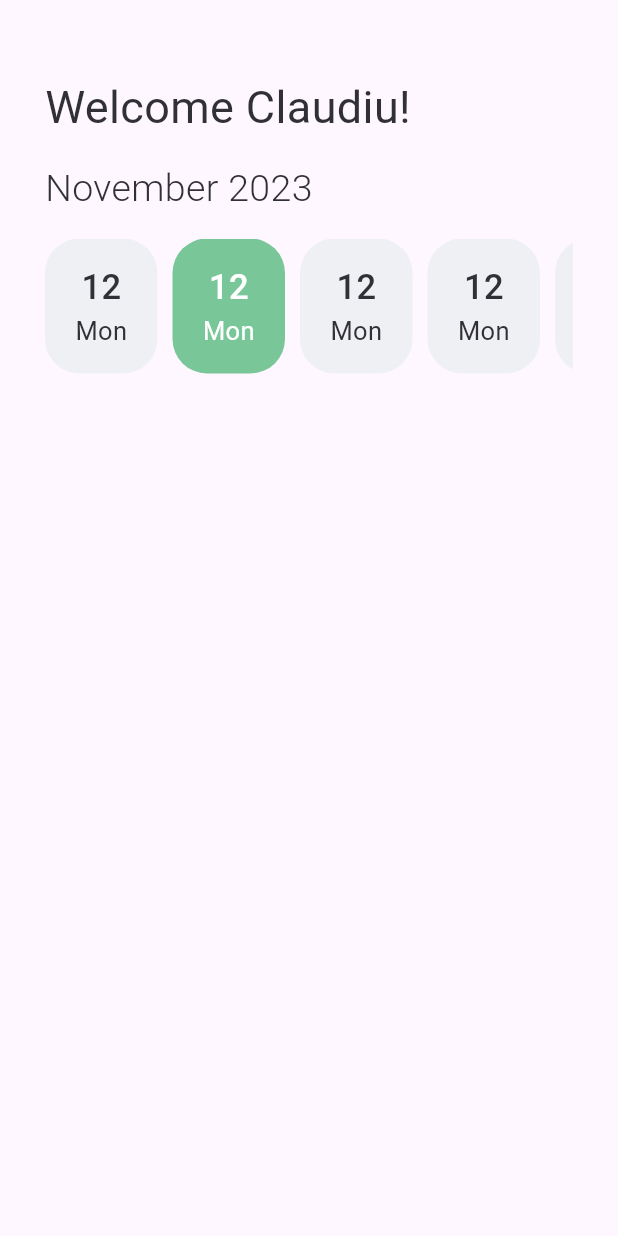
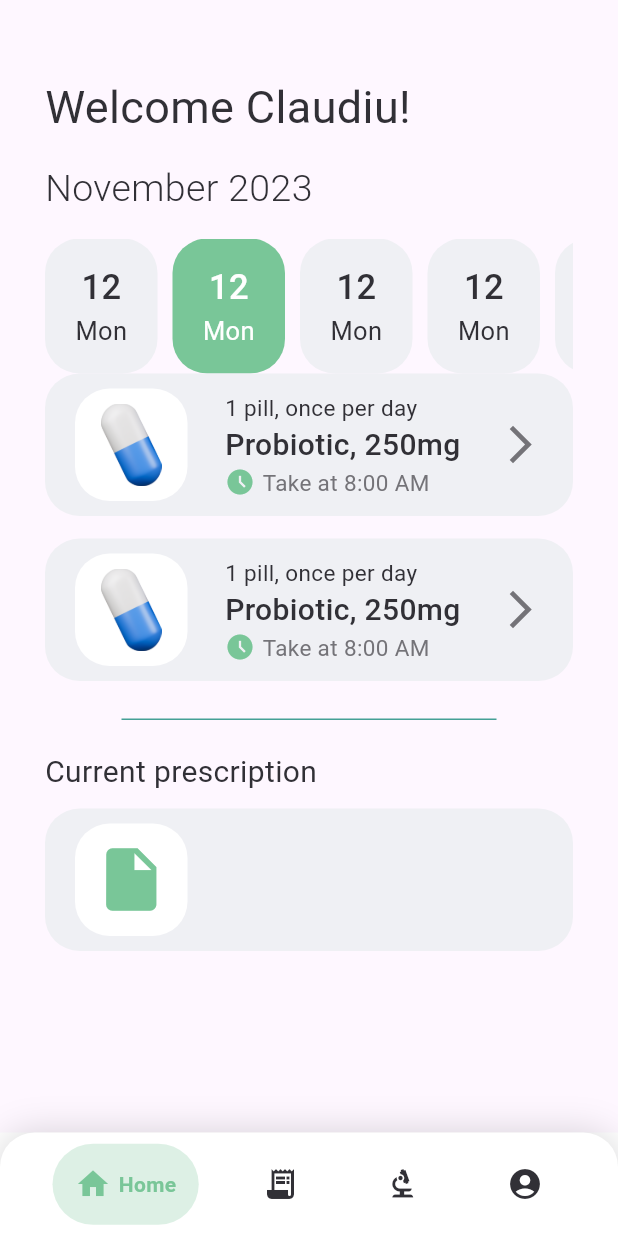
Before and after one commit to Team-Redevo/HealthHub, a Flutter app: the screen it shows after launch, on a phone screen of 412 x 824 dp. Run offline on Flutter 3.47's test engine with Material 3 defaults, Android fonts, the phone set to English and light mode, and no system bars; drawn by our look-alikes of google_nav_bar; Roboto replaces fonts that are missing (Poppins).

Commit message:
Create navbar and basic Homepage design

```diff
--- a/health_hub_user_app/lib/homepage.dart
+++ b/health_hub_user_app/lib/homepage.dart
@@ -1,6 +1,7 @@
 import 'package:flutter/material.dart';
 import 'main.dart';
 import 'utils/custom_pill_day_card.dart';
+import 'utils/custom_pill_info_card.dart';
 
 class HomePage extends StatefulWidget {
   const HomePage({
@@ -58,6 +59,8 @@ class _HomePageState extends State<HomePage> {
                 SizedBox(
                   height: 15,
                 ),
+                // TO DO: Get current and following days of the week
+                // List of days
                 SizedBox(
                   height: 90,
                   child: ListView.builder(
@@ -74,8 +77,72 @@ class _HomePageState extends State<HomePage> {
                     },
                   ),
                 ),
+                // TO DO: Get info about pill from database
+                // List of pills that need to be taken that day
                 SizedBox(
-                  height: 15,
+                  child: ListView.builder(
+                    scrollDirection: Axis.vertical,
+                    shrinkWrap: true,
+                    itemCount: 2,
+                    itemBuilder: (context, index) {
+                      if (index == 0) {
+                        return PillInfoCard();
+                      } else {
+                        return Padding(
+                          padding: const EdgeInsets.only(top: 15),
+                          child: PillInfoCard(),
+                        );
+                      }
+                    },
+                  ),
+                ),
+
+                Padding(
+                  padding: const EdgeInsets.only(top: 25, bottom: 20),
+                  child: Center(
+                    child: SizedBox(
+                      height: 1,
+                      width: 250,
+                      child: Container(
+                          decoration: BoxDecoration(color: secondaryColor)),
+                    ),
+                  ),
+                ),
+                Text('Current prescription',
+                    style: TextStyle(color: primaryTextColor, fontSize: 20)),
+                SizedBox(
+                  height: 10,
+                ),
+                Container(
+                  height: 95,
+                  alignment: Alignment.center,
+                  decoration: BoxDecoration(
+                    borderRadius: BorderRadius.circular(23),
+                    color: cardBackgroundColor,
+                  ),
+                  child: Padding(
+                    padding: const EdgeInsets.only(left: 20, right: 20),
+                    child: Row(
+                      children: [
+                        Container(
+                          height: 75,
+                          width: 75,
+                          decoration: BoxDecoration(
+                            borderRadius: BorderRadius.circular(23),
+                            color: Colors.white,
+                          ),
+                          child: Padding(
+                            padding: const EdgeInsets.all(10),
+                            child: Icon(Icons.insert_drive_file,
+                                color: primaryColor, size: 50),
+                          ),
+                        ),
+                        Column(
+                          children: [],
+                        )
+                      ],
+                    ),
+                  ),
                 ),
               ],
             ),
--- a/health_hub_user_app/lib/main.dart
+++ b/health_hub_user_app/lib/main.dart
@@ -1,5 +1,7 @@
 import 'package:flutter/material.dart';
 import 'package:health_hub_user_app/homepage.dart';
+import 'package:google_nav_bar/google_nav_bar.dart';
+import 'package:health_hub_user_app/prescription_page.dart';
 
 // Colors
 const Color primaryColor = Color.fromRGBO(121, 198, 152, 1);
@@ -8,28 +10,144 @@ const Color primaryTextColor = Color.fromRGBO(49, 48, 54, 1);
 const Color secondaryTextColor = Color.fromRGBO(116, 115, 120, 1);
 const Color cardBackgroundColor = Color.fromARGB(255, 239, 240, 244);
 
-// Check if user is logged in
-Future<Widget> pageChooser() async {
-  return HomePage();
-}
-
-// Variables
-var page;
+// // Check if user is logged in
+// Future<Widget> pageChooser() async {
+//   return HomePage();
+// }
 
 final navigatorKey = GlobalKey<NavigatorState>();
 
 Future<void> main() async {
   // Check if user is logged in and choose the page
-  page = await pageChooser();
+  int page = 0;
 
-  runApp(const App());
+  runApp(App(pageId: page));
+}
+
+class MainPage extends StatefulWidget {
+  MainPage();
+
+  @override
+  // ignore: no_logic_in_create_state
+  State<MainPage> createState() => _MyAppPageState();
+}
+
+class _MyAppPageState extends State<MainPage> {
+  // Variables
+  int selectedIndex = 0;
+
+  _MyAppPageState();
+
+  // List of pages
+  List<Widget> _pages = [];
+
+  // Function to change the page
+  void _onItemTapped(int index) {
+    setState(() {
+      selectedIndex = index;
+    });
+  }
+
+  void initState() {
+    super.initState();
+
+    // Initialize the list of pages here with userData
+    _pages = [
+      HomePage(),
+      PrescriptionPage(),
+    ];
+  }
+
+  @override
+  Widget build(BuildContext context) {
+    return MaterialApp(
+      home: Scaffold(
+        backgroundColor: Colors.white,
+
+        // The body of the page
+        body: _pages[selectedIndex],
+
+        bottomNavigationBar: Container(
+          padding: const EdgeInsets.all(7.5),
+          decoration: BoxDecoration(
+              boxShadow: [
+                BoxShadow(
+                  color: primaryTextColor.withAlpha(50),
+                  spreadRadius: 0.25,
+                  blurRadius: 20,
+                )
+              ],
+              color: Colors.white,
+              borderRadius: const BorderRadius.only(
+                  topLeft: Radius.circular(23), topRight: Radius.circular(23))),
+          child: GNav(
+            padding: EdgeInsets.all(15),
+            mainAxisAlignment: MainAxisAlignment.spaceEvenly,
+            gap: 5,
+            duration: const Duration(milliseconds: 400),
+            color: primaryTextColor,
+            activeColor: primaryColor,
+            tabBackgroundColor: primaryColor.withAlpha(65),
+            tabs: const [
+              GButton(
+                icon: Icons.home,
+                text: 'Home',
+                textStyle: TextStyle(
+                  fontFamily: 'Poppins',
+                  fontWeight: FontWeight.w600,
+                  color: primaryColor,
+                ),
+              ),
+              GButton(
+                icon: Icons.receipt_long,
+                text: 'Prescriptions',
+                textStyle: TextStyle(
+                  fontFamily: 'Poppins',
+                  fontWeight: FontWeight.w600,
+                  color: primaryColor,
+                ),
+              ),
+              GButton(
+                icon: Icons.biotech,
+                text: 'Lab Results',
+                textStyle: TextStyle(
+                  fontFamily: 'Poppins',
+                  fontWeight: FontWeight.w600,
+                  color: primaryColor,
+                ),
+              ),
+              GButton(
+                icon: Icons.account_circle,
+                text: 'Profile',
+                textStyle: TextStyle(
+                  fontFamily: 'Poppins',
+                  fontWeight: FontWeight.w600,
+                  color: primaryColor,
+                ),
+              ),
+            ],
+            selectedIndex: selectedIndex,
+            onTabChange: _onItemTapped,
+          ),
+        ),
+      ),
+    );
+  }
 }
 
 class App extends StatelessWidget {
-  const App({super.key});
+  final int pageId;
+
+  const App({required this.pageId});
 
   @override
   Widget build(BuildContext context) {
+    Widget page = MainPage();
+
+    if (pageId == 0) {
+      page = MainPage();
+    }
+
     return MaterialApp(
       title: 'HealthHub',
       theme: ThemeData(
--- a/health_hub_user_app/lib/utils/custom_pill_day_card.dart
+++ b/health_hub_user_app/lib/utils/custom_pill_day_card.dart
@@ -1,5 +1,4 @@
 import "package:flutter/material.dart";
-import "package:health_hub_user_app/main.dart";
 
 class PillDayCard extends StatelessWidget {
   final Color backgroundColor;
--- /dev/null
+++ b/health_hub_user_app/lib/utils/custom_pill_info_card.dart
@@ -0,0 +1,81 @@
+import "package:flutter/material.dart";
+import "package:health_hub_user_app/main.dart";
+
+class PillInfoCard extends StatelessWidget {
+  PillInfoCard();
+
+  @override
+  Widget build(BuildContext context) {
+    return Container(
+      height: 95,
+      alignment: Alignment.center,
+      decoration: BoxDecoration(
+        borderRadius: BorderRadius.circular(23),
+        color: cardBackgroundColor,
+      ),
+      child: Padding(
+        padding: const EdgeInsets.only(left: 20, right: 20),
+        child: Row(
+          mainAxisAlignment: MainAxisAlignment.spaceBetween,
+          crossAxisAlignment: CrossAxisAlignment.center,
+          children: [
+            Container(
+              height: 75,
+              width: 75,
+              decoration: BoxDecoration(
+                borderRadius: BorderRadius.circular(23),
+                color: Colors.white,
+              ),
+              child: Padding(
+                padding: const EdgeInsets.all(10),
+                child: Image.asset(
+                  "assets/pill_image.png",
+                  width: 50, // Set the desired width
+                  height: 50, // Set the desired height
+                ),
+              ),
+            ),
+            Column(
+              mainAxisAlignment: MainAxisAlignment.center,
+              crossAxisAlignment: CrossAxisAlignment.start,
+              children: [
+                Text(
+                  "1 pill, once per day",
+                  style: TextStyle(
+                    color: primaryTextColor,
+                    fontSize: 15,
+                    fontWeight: FontWeight.w400,
+                  ),
+                ),
+                Text(
+                  "Probiotic, 250mg",
+                  style: TextStyle(
+                    color: primaryTextColor,
+                    fontSize: 20,
+                    fontWeight: FontWeight.w500,
+                  ),
+                ),
+                Row(
+                  children: [
+                    Icon(Icons.access_time_filled,
+                        color: primaryColor, size: 20),
+                    SizedBox(width: 5),
+                    Text(
+                      "Take at 8:00 AM",
+                      style: TextStyle(
+                        color: secondaryTextColor,
+                        fontSize: 15,
+                        fontWeight: FontWeight.w400,
+                      ),
+                    ),
+                  ],
+                )
+              ],
+            ),
+            Icon(Icons.arrow_forward_ios, color: secondaryTextColor, size: 30)
+          ],
+        ),
+      ),
+    );
+  }
+}
--- a/health_hub_user_app/pubspec.yaml
+++ b/health_hub_user_app/pubspec.yaml
@@ -35,6 +35,7 @@ dependencies:
   # The following adds the Cupertino Icons font to your application.
   # Use with the CupertinoIcons class for iOS style icons.
   cupertino_icons: ^1.0.2
+  google_nav_bar: ^5.0.6
 
 dev_dependencies:
   flutter_test:
@@ -59,9 +60,8 @@ flutter:
   uses-material-design: true
 
   # To add assets to your application, add an assets section, like this:
-  # assets:
-  #   - images/a_dot_burr.jpeg
-  #   - images/a_dot_ham.jpeg
+  assets:
+     - assets/pill_image.png
 
   # An image asset can refer to one or more resolution-specific "variants", see
   # https://flutter.dev/assets-and-images/#resolution-aware
```
Also changed, not shown: health_hub_user_app/assets/pill_image.png (added), health_hub_user_app/pubspec.lock, 1 other file.
